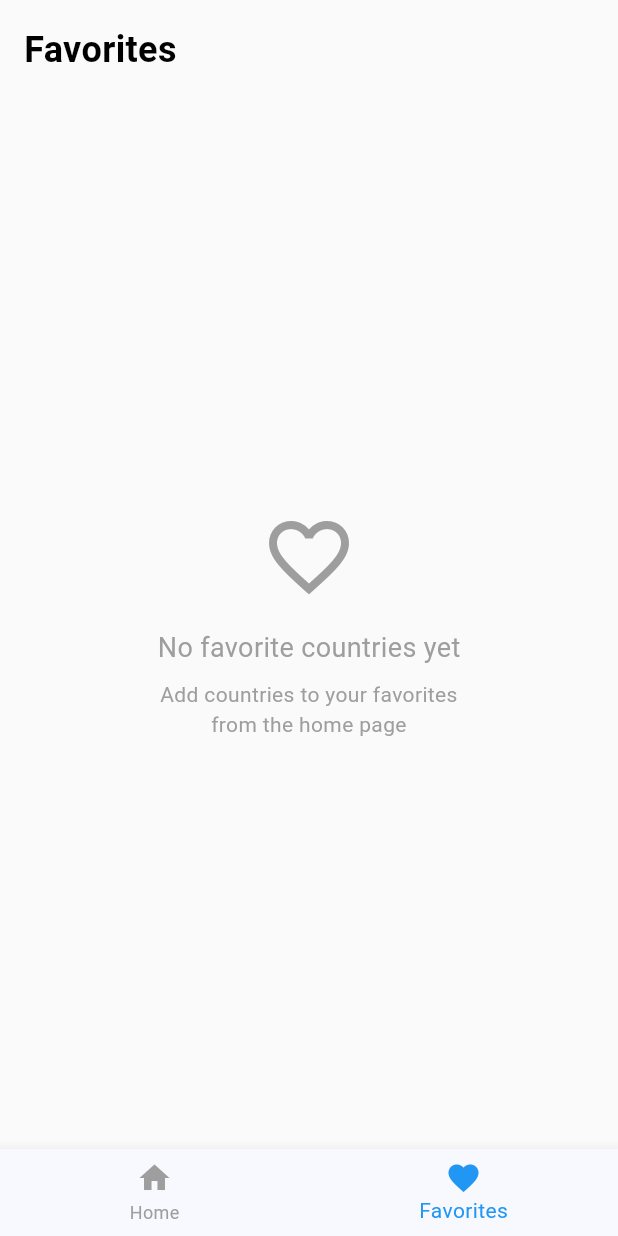
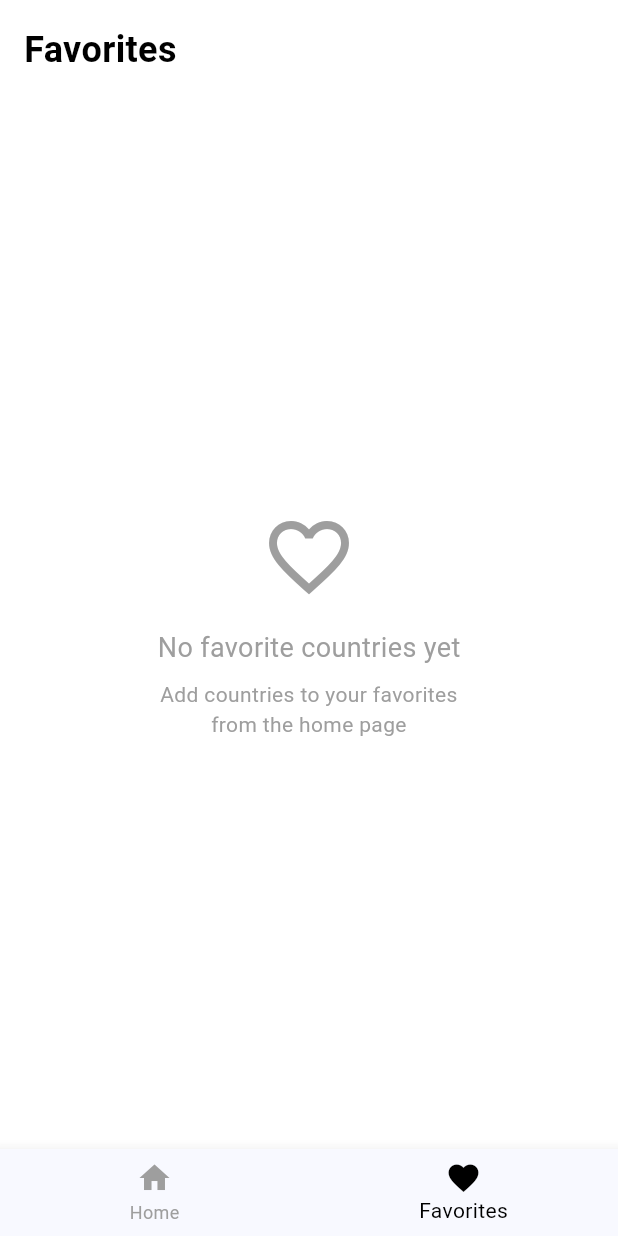
Before and after one commit to natnael-wondwoesn/eskalate_test, a Flutter app: the screen it shows after launch, item 2 of the bottom bar chosen, on a phone screen of 412 x 824 dp. Run offline on Flutter 3.47's test engine with Material 3 defaults, Android fonts, the phone set to English and light mode, and no system bars; our stand-ins replace bloc, dio, equatable, flutter_bloc, get_it, hydrated_bloc and 2 more; network calls fail.

Commit message:
Refactor UI components in countries page and country card widget; update styles and add country detail page

```diff
--- a/lib/features/countries/presentation/pages/countries_page.dart
+++ b/lib/features/countries/presentation/pages/countries_page.dart
@@ -42,7 +42,7 @@ class _CountriesViewState extends State<CountriesView> {
   @override
   Widget build(BuildContext context) {
     return Scaffold(
-      backgroundColor: Colors.grey[50],
+      backgroundColor: Colors.white,
       body: IndexedStack(
         index: _selectedIndex,
         children: [
@@ -58,7 +58,7 @@ class _CountriesViewState extends State<CountriesView> {
           });
         },
         type: BottomNavigationBarType.fixed,
-        selectedItemColor: Colors.blue,
+        selectedItemColor: Colors.black,
         unselectedItemColor: Colors.grey,
         items: const [
           BottomNavigationBarItem(
@@ -84,12 +84,14 @@ class _CountriesViewState extends State<CountriesView> {
             child: Row(
               mainAxisAlignment: MainAxisAlignment.spaceBetween,
               children: [
-                const Text(
-                  'Countries',
-                  style: TextStyle(
-                    fontSize: 24,
-                    fontWeight: FontWeight.bold,
-                    color: Colors.black,
+                Center(
+                  child: const Text(
+                    'Countries',
+                    style: TextStyle(
+                      fontSize: 24,
+                      fontWeight: FontWeight.bold,
+                      color: Colors.black,
+                    ),
                   ),
                 ),
                 BlocBuilder<ThemeCubit, ThemeMode>(
@@ -130,8 +132,14 @@ class _CountriesViewState extends State<CountriesView> {
                 decoration: const InputDecoration(
                   hintText: 'Search for a country',
                   hintStyle: TextStyle(color: Colors.grey),
-                  prefixIcon: Icon(Icons.search, color: Colors.grey),
-                  border: InputBorder.none,
+                  prefixIcon: Icon(
+                    Icons.search,
+                    color: Color.fromRGBO(100, 100, 100, 0.4),
+                  ),
+                  border: OutlineInputBorder(
+                    borderRadius: BorderRadius.all(Radius.circular(12)),
+                    borderSide: BorderSide.none,
+                  ),
                   contentPadding: EdgeInsets.symmetric(
                     horizontal: 16,
                     vertical: 12,
```
Also changed, not shown: lib/features/countries/presentation/widgets/country_card_widget.dart (+10 -5 lines), lib/features/countries/presentation/pages/country_detail_page.dart (added).
